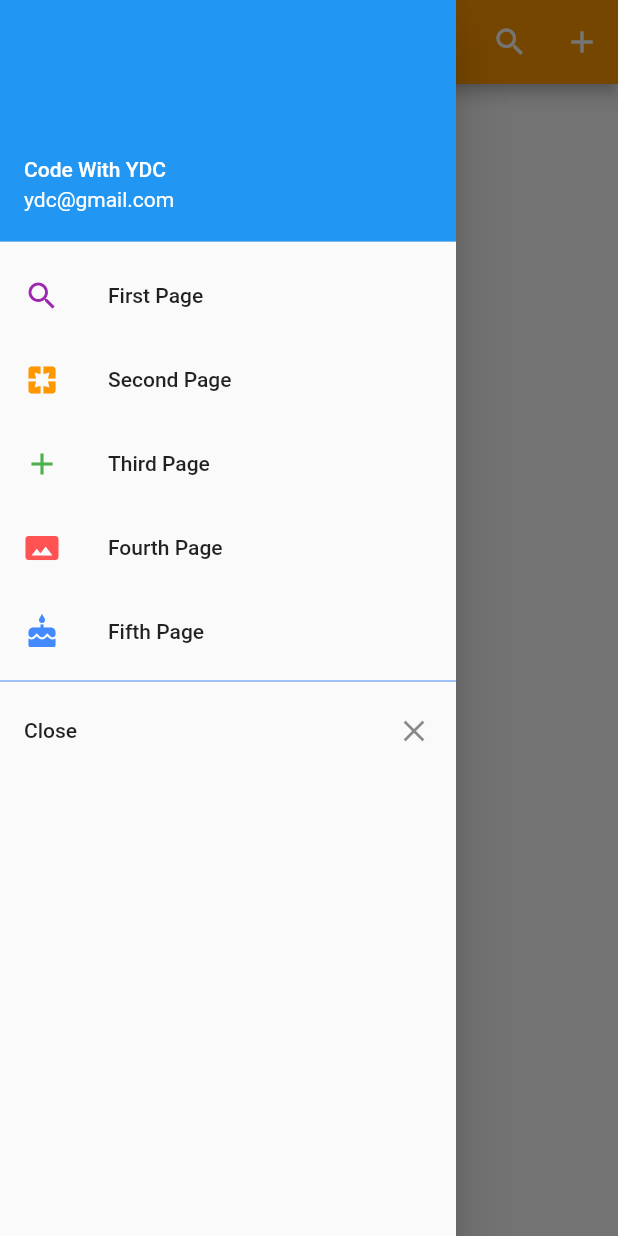
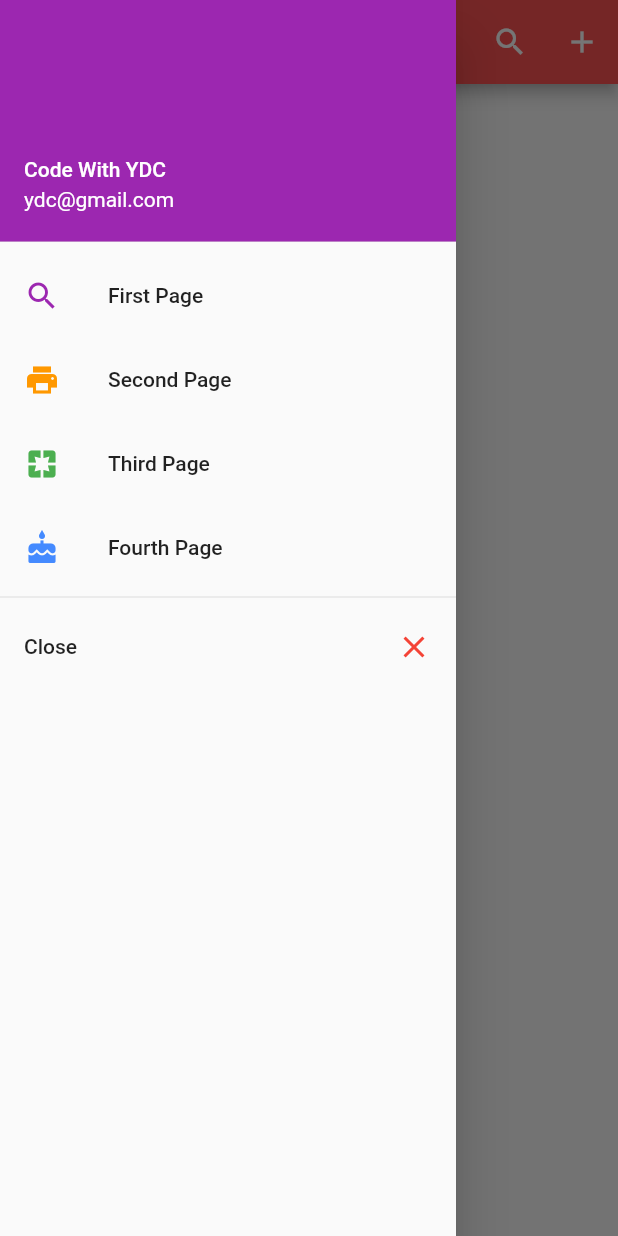
Before and after one commit to Yazdani1/Flutter-Firestore-Complete-Blog-App, a Flutter app: the screen it shows after launch, with the side drawer open, on a phone screen of 412 x 824 dp. Run offline on Flutter 3.47's test engine with Material 2 defaults, Android fonts, the phone set to English and light mode, and no system bars; our stand-ins replace cloud_firestore; accounts and stored records are empty.

```diff
--- /dev/null
+++ b/lib/ListPage.dart
@@ -0,0 +1,84 @@
+import 'package:flutter/material.dart';
+import 'package:cloud_firestore/cloud_firestore.dart';
+
+class ListPage extends StatefulWidget {
+  @override
+  _ListPageState createState() => new _ListPageState();
+}
+
+class _ListPageState extends State<ListPage> {
+
+  StreamBuilder<QuerySnapshot>streamBuilder;
+
+  List<DocumentSnapshot>snapshot;
+
+  final CollectionReference collectionReference=Firestore.instance.collection("All Post");
+
+
+
+
+  @override
+  Widget build(BuildContext context) {
+    return new Scaffold(
+
+      appBar: new AppBar(
+        title: new Text("Materil Page"),
+        backgroundColor: Colors.redAccent,
+        actions: <Widget>[
+          new IconButton(
+              icon: new Icon(Icons.search),
+              onPressed: ()=>debugPrint("Search")
+          ),
+          new IconButton(
+              icon: new Icon(Icons.add),
+              onPressed: ()=>debugPrint("Add")
+          )
+        ],
+      ),
+
+      drawer: new Drawer(
+        child: new ListView(
+          children: <Widget>[
+
+            new UserAccountsDrawerHeader(
+                accountName: new Text("Code With YDC"),
+                accountEmail: new Text("ydc@gmail.com"),
+              decoration: new BoxDecoration(
+                color: Colors.purple
+              ),
+            ),
+            new ListTile(
+              title: new Text("First Page"),
+              leading: new Icon(Icons.search,color: Colors.purple,),
+            ),
+            new ListTile(
+              title: new Text("Second Page"),
+              leading: new Icon(Icons.print,color: Colors.orange,),
+            ),
+            new ListTile(
+              title: new Text("Third Page"),
+              leading: new Icon(Icons.pages,color: Colors.green),
+            ),
+            new ListTile(
+              title: new Text("Fourth Page"),
+              leading: new Icon(Icons.cake,color: Colors.blueAccent,),
+            ),
+            new Divider(
+              height: 10.0,
+            ),
+            new ListTile(
+              title: new Text("Close"),
+              trailing: new Icon(Icons.close,color: Colors.red,),
+              onTap: (){
+                Navigator.of(context).pop();
+              },
+            )
+
+          ],
+        ),
+      ),
+
+
+    );
+  }
+}
--- a/lib/main.dart
+++ b/lib/main.dart
@@ -1,8 +1,9 @@
 import 'package:flutter/material.dart';
 import 'package:flutter_firestore_blogapp/HomePage.dart';
+import 'ListPage.dart';
 
 void main(){
   runApp(new MaterialApp(
-    home: new Home(),
+    home: new ListPage(),
   ));
 }
```
